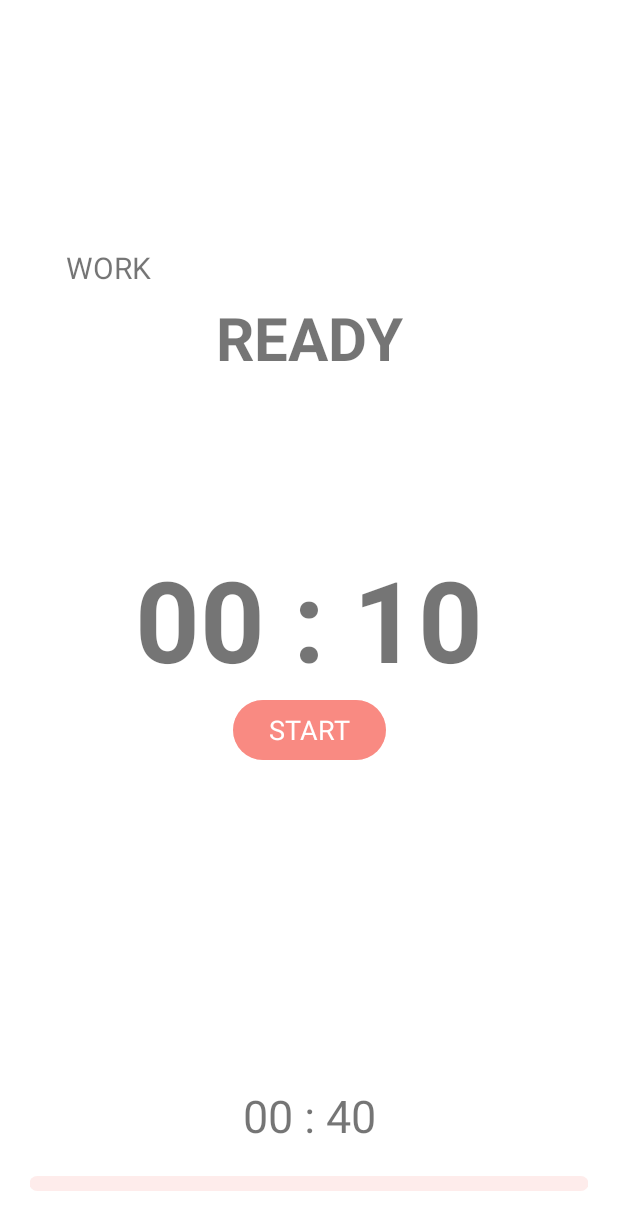
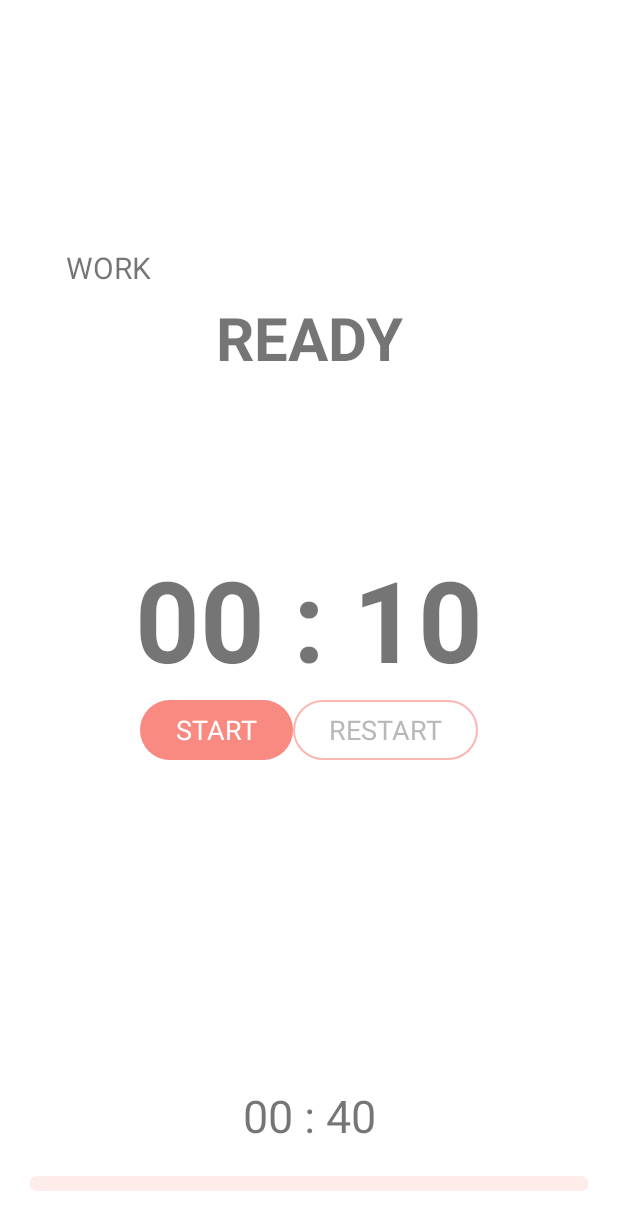
Before and after one commit to alexxk2/Get_up, an Android app: the screen it shows after launch (WorkoutActivity), after a tap on "start button", on a phone screen of 412 x 824 dp. Shown: the top 1230 px of the screen. Run offline under Robolectric (Android 15) with nearby library versions, the phone set to English and light mode, and no system bars; 1 statement that could not run was skipped.

Commit message:
07.02.2023 commit -начал перенос данных вместе с таймером во viewModel

```diff
--- a/app/build.gradle
+++ b/app/build.gradle
@@ -48,5 +48,10 @@ dependencies {
     androidTestImplementation 'androidx.test.espresso:espresso-core:3.4.0'
     implementation 'com.github.bumptech.glide:glide:4.13.0'
 
+    // LiveData
+    implementation 'androidx.lifecycle:lifecycle-livedata-ktx:2.3.1'
+    // ViewModel
+    implementation 'androidx.lifecycle:lifecycle-viewmodel-ktx:2.3.1'
+    implementation 'androidx.fragment:fragment-ktx:1.3.6'
 
 }
--- a/app/src/main/java/com/practice/getup/activities/MainActivity.kt
+++ b/app/src/main/java/com/practice/getup/activities/MainActivity.kt
@@ -6,6 +6,7 @@ import android.os.Bundle
 import androidx.activity.result.ActivityResult
 import androidx.activity.result.ActivityResultLauncher
 import androidx.activity.result.contract.ActivityResultContracts
+import com.practice.getup.ViewModels.WorkoutViewModel
 import com.practice.getup.databinding.ActivityMainBinding
 import com.practice.getup.model.Options
 
--- a/app/src/main/java/com/practice/getup/activities/WorkoutActivity.kt
+++ b/app/src/main/java/com/practice/getup/activities/WorkoutActivity.kt
@@ -6,23 +6,30 @@ import androidx.appcompat.app.AppCompatActivity
 import android.os.Bundle
 import android.os.CountDownTimer
 import android.view.View
+import androidx.activity.viewModels
 import com.practice.getup.R
+import com.practice.getup.ViewModels.WorkoutViewModel
 import com.practice.getup.databinding.ActivityWorkoutBinding
 import com.practice.getup.model.Options
 import com.practice.getup.model.SuperTimer
 
+
 class WorkoutActivity : AppCompatActivity() {
 
+    private val viewModel: WorkoutViewModel by viewModels{ViewModelFactory(this)}
+
     private lateinit var binding: ActivityWorkoutBinding
-    private lateinit var options: Options
+    private lateinit var _options: Options
+    val options = _options
     private lateinit var timer: SuperTimer
+
 
     //TODO не сохраняет текущее положение данных при повороте во всех активностях
     override fun onCreate(savedInstanceState: Bundle?) {
 
         super.onCreate(savedInstanceState)
 
-        options = intent.getParcelableExtra(OPTIONS)!!
+        _options = intent.getParcelableExtra(OPTIONS)!!
         binding = ActivityWorkoutBinding.inflate(layoutInflater).also { setContentView(it.root) }
 
         createTimer(this)
@@ -49,10 +56,10 @@ class WorkoutActivity : AppCompatActivity() {
 
             private lateinit var temporaryTimer: CountDownTimer
 
-            val workTime = (options.workTime * 1000).toLong()
-            val restTime = (options.restTime * 1000).toLong()
-            val preparationTime = (options.preparingTime * 1000).toLong()
-            val numberOfSets = (options.numberOfSets)
+            val workTime = (_options.workTime * 1000).toLong()
+            val restTime = (_options.restTime * 1000).toLong()
+            val preparationTime = (_options.preparingTime * 1000).toLong()
+            val numberOfSets = (_options.numberOfSets)
             val totalWorkoutTime = (workTime + restTime) * numberOfSets + preparationTime
 
             val countDownPlayer: MediaPlayer = MediaPlayer.create(context, R.raw.sound_countdown)
@@ -123,7 +130,7 @@ class WorkoutActivity : AppCompatActivity() {
                         }
 
 
-                        if (setsDone == options.numberOfSets * 2) isWorkTime = null
+                        if (setsDone == _options.numberOfSets * 2) isWorkTime = null
 
                         when (isWorkTime) {
                             true -> workTimePlayer.start()
@@ -131,12 +138,10 @@ class WorkoutActivity : AppCompatActivity() {
                             null -> finishTimePlayer.start()
                         }
 
-                        if (setsDone == options.numberOfSets * 2) {
+                        if (setsDone == _options.numberOfSets * 2) {
                             binding.startButton.visibility = View.INVISIBLE
                             binding.pauseButton.visibility = View.INVISIBLE
                             binding.restartButton.visibility = View.VISIBLE
-
-                            //updateGlobalProgressIndicator(0)
 
                             return
                         }
@@ -160,9 +165,9 @@ class WorkoutActivity : AppCompatActivity() {
             override fun restartTimer() {
                 if (isTimerOn) return
                 //simply sets all values to default, может как то упростить установку на дефолт
-                totalTimeForLocalTimer = ((options.preparingTime) * 1000).toLong()
+                totalTimeForLocalTimer = ((_options.preparingTime) * 1000).toLong()
                 totalTimeForGlobalTimer =
-                    with(options) { ((workTime + restTime) * numberOfSets + preparingTime) * 1000 }.toLong()
+                    with(_options) { ((workTime + restTime) * numberOfSets + preparingTime) * 1000 }.toLong()
                 setsDone = -1
                 isWorkTime = null
                 timePassed = 0
@@ -222,7 +227,7 @@ class WorkoutActivity : AppCompatActivity() {
             //надо отрефакторить
             private fun switchStagesNames() {
 
-                val workSetsLeft = "${(options.numberOfSets - setsDone / 2)} left"
+                val workSetsLeft = "${(_options.numberOfSets - setsDone / 2)} left"
                 with(binding) {
                     when (isWorkTime) {
                         null -> {
--- a/app/src/main/res/layout/activity_workout.xml
+++ b/app/src/main/res/layout/activity_workout.xml
@@ -63,7 +63,6 @@
         app:layout_constraintStart_toStartOf="parent" />
 
 
-
     <TextView
         android:id="@+id/complited_stage_view"
         android:layout_width="80dp"
@@ -87,15 +86,17 @@
         app:layout_constraintBottom_toBottomOf="@id/current_stage_view"
         app:layout_constraintStart_toEndOf="@+id/current_stage_view" />
 
+
     <Button
         android:id="@+id/start_button"
         style="@style/Widget.Material3.Button"
         android:layout_width="wrap_content"
         android:layout_height="wrap_content"
+        android:layout_marginStart="@dimen/buttons_margin_sides"
         android:backgroundTint="@color/main_app_color_soft"
         android:text="@string/start_button"
         android:textSize="18sp"
-        app:layout_constraintEnd_toEndOf="@+id/local_timer_view"
+        app:layout_constraintEnd_toStartOf="@+id/restart_button"
         app:layout_constraintStart_toStartOf="@id/local_timer_view"
         app:layout_constraintTop_toBottomOf="@id/local_timer_view" />
 
@@ -104,28 +105,30 @@
         style="@style/Widget.Material3.Button.TonalButton"
         android:layout_width="wrap_content"
         android:layout_height="wrap_content"
+        android:layout_marginStart="@dimen/buttons_margin_sides"
         android:backgroundTint="@color/main_app_color_soft"
         android:text="@string/pause_button"
         android:textColor="@color/white"
         android:textSize="18sp"
         android:visibility="invisible"
-        app:layout_constraintEnd_toEndOf="@+id/local_timer_view"
+        app:layout_constraintEnd_toStartOf="@+id/restart_button"
         app:layout_constraintStart_toStartOf="@id/local_timer_view"
         app:layout_constraintTop_toBottomOf="@id/local_timer_view" />
 
     <Button
         android:id="@+id/restart_button"
-        style="@style/Widget.Material3.Button.TonalButton"
+        style="@style/Widget.Material3.Button.OutlinedButton"
         android:layout_width="wrap_content"
         android:layout_height="wrap_content"
-        android:backgroundTint="@color/main_app_color_soft"
+        android:layout_marginEnd="@dimen/buttons_margin_sides"
+        android:backgroundTint="@color/white"
         android:text="@string/restart_button"
-        android:textColor="@color/white"
+        android:textColor="@color/grey"
         android:textSize="18sp"
-        android:visibility="invisible"
         app:layout_constraintEnd_toEndOf="@+id/local_timer_view"
-        app:layout_constraintStart_toStartOf="@id/local_timer_view"
-        app:layout_constraintTop_toBottomOf="@id/local_timer_view" />
+        app:layout_constraintStart_toEndOf="@id/start_button"
+        app:layout_constraintTop_toBottomOf="@id/local_timer_view"
+        app:strokeColor="@color/main_app_color_soft" />
 
 
     <com.google.android.material.progressindicator.LinearProgressIndicator
--- /dev/null
+++ b/app/src/main/res/values/dimens.xml
@@ -0,0 +1,6 @@
+<?xml version="1.0" encoding="utf-8"?>
+<resources>
+
+    <dimen name="buttons_margin_sides">40dp</dimen>
+
+</resources>
```
Also changed, not shown: app/src/main/java/com/practice/getup/ViewModels/WorkoutViewModel.kt (added, +212 -0 lines), app/src/main/java/com/practice/getup/activities/ActivityUtils.kt (added, +18 -0 lines).
